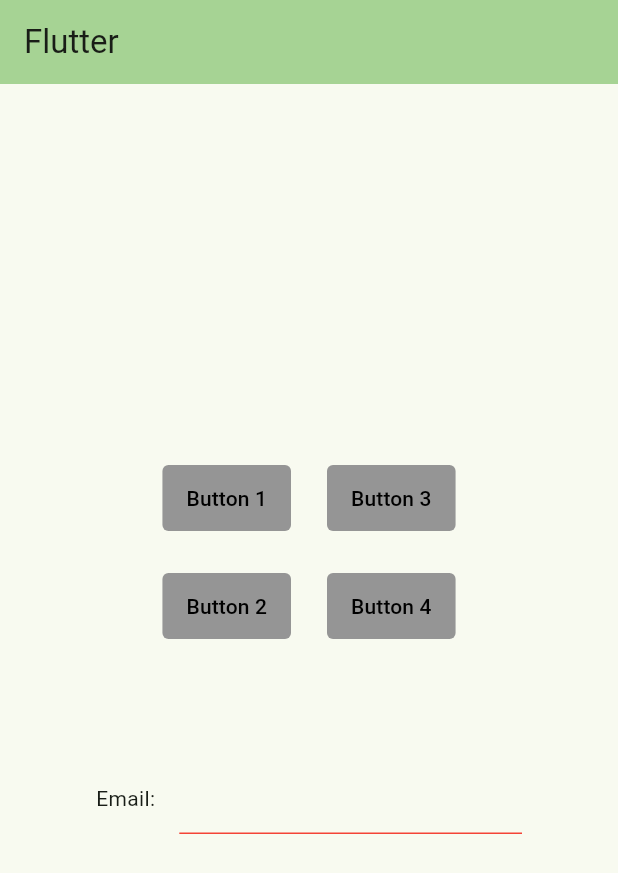
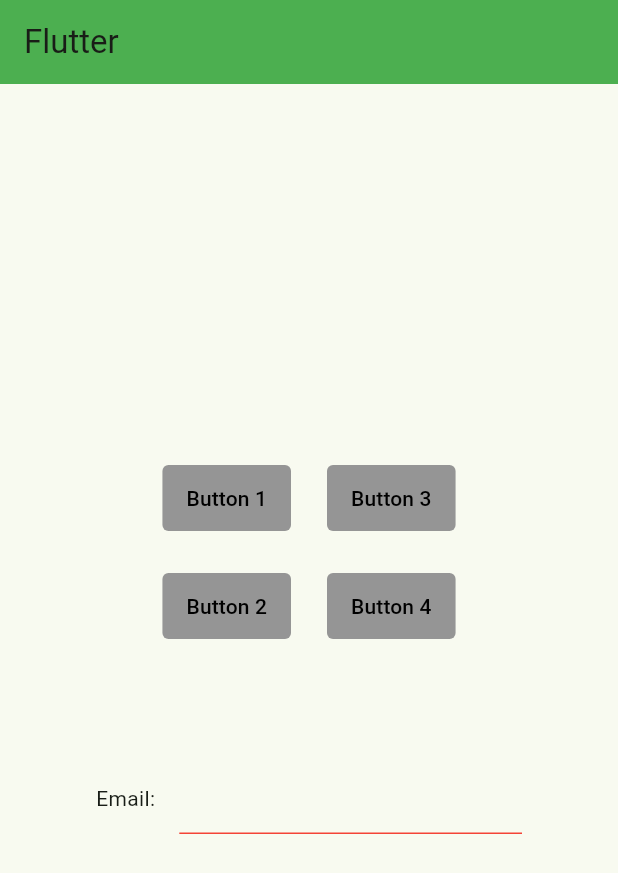
Before and after one commit to Djurson/TDDC73, a Flutter app: the screen it shows after launch, on a phone screen of 412 x 824 dp. Shown: the top 873 px of the screen. Run offline on Flutter 3.47's test engine with Material 3 defaults, Android fonts, the phone set to English and light mode, and no system bars.

Commit message:
Update main.dart

```diff
--- a/flutter_app/lib/main.dart
+++ b/flutter_app/lib/main.dart
@@ -69,7 +69,7 @@ class _MyHomePageState extends State<MyHomePage> {
         // TRY THIS: Try changing the color here to a specific color (to
         // Colors.amber, perhaps?) and trigger a hot reload to see the AppBar
         // change color while the other colors stay the same.
-        backgroundColor: Theme.of(context).colorScheme.inversePrimary,
+        backgroundColor: Colors.green,
         // Here we take the value from the MyHomePage object that was created by
         // the App.build method, and use it to set our appbar title.
         title: Text(widget.title),
```
